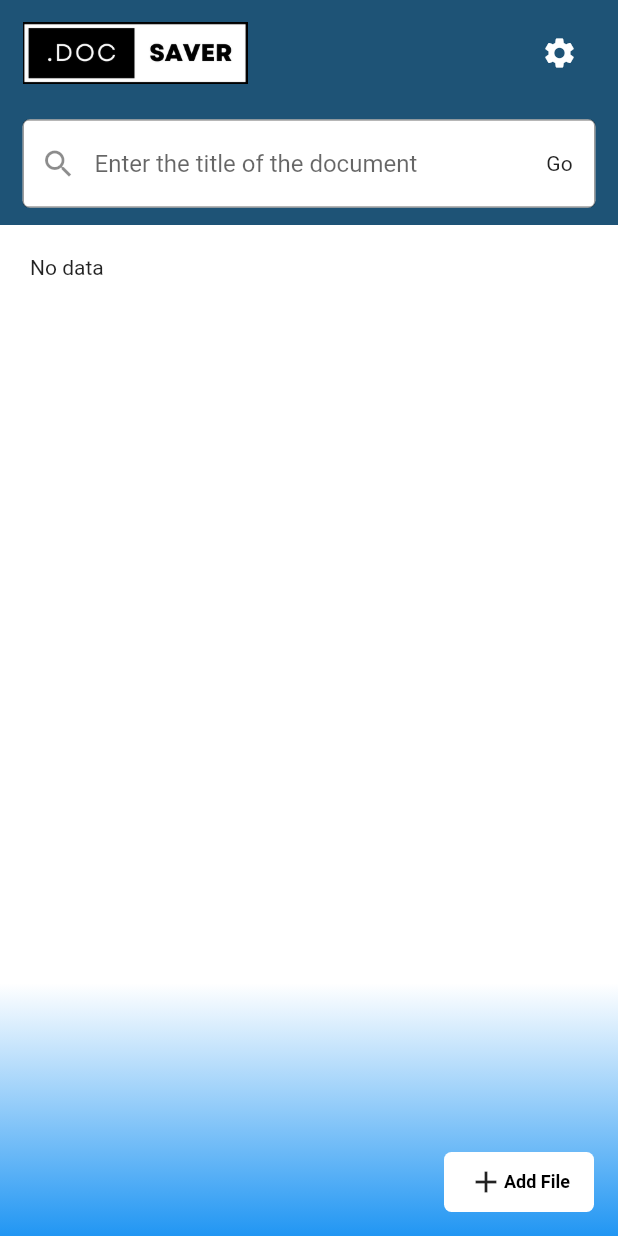
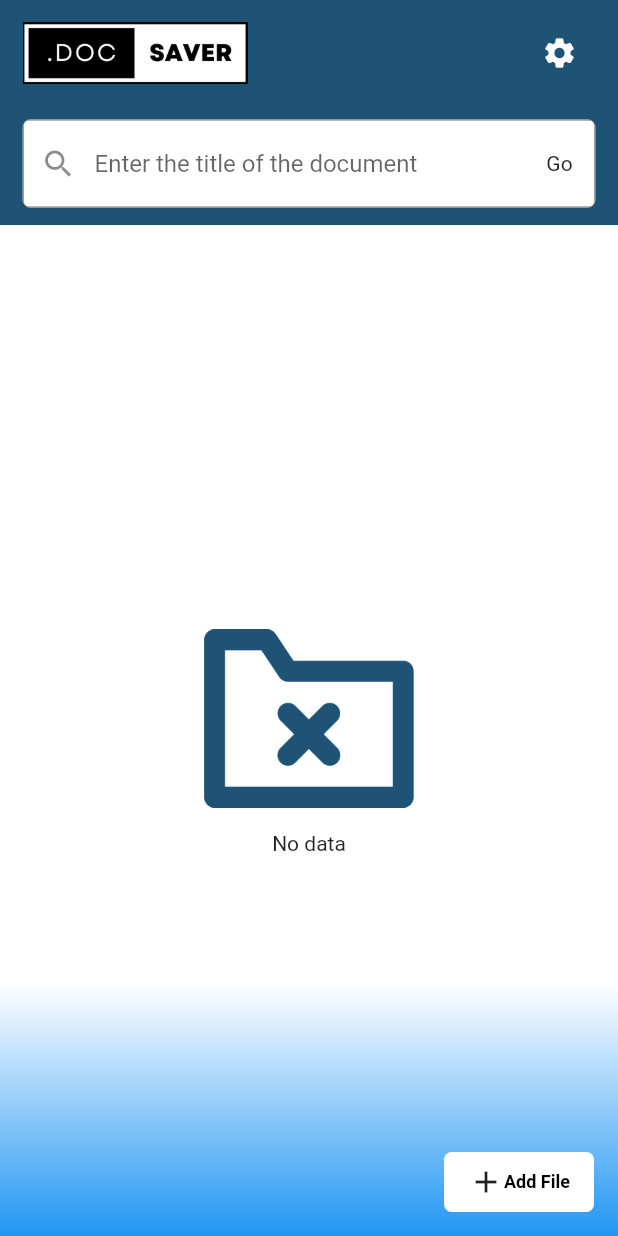
Before and after one commit to Devoro32/doc_saver_app_udemy, a Flutter app: the HomePage screen opened by its route, on a phone screen of 412 x 824 dp. Run offline on Flutter 3.47's test engine with Material 2 defaults, Android fonts, the light colour scheme and no system bars; our stand-ins replace file_picker, firebase_auth, firebase_core, firebase_database, firebase_storage; accounts and stored records are empty.

Commit message:
home screen loader and default image type update

```diff
--- a/lib/screens/home_screen.dart
+++ b/lib/screens/home_screen.dart
@@ -78,8 +78,21 @@ class HomePage extends StatelessWidget {
                           )
                           .toList(),
                     );
+                  } else if (snapshot.connectionState ==
+                      ConnectionState.waiting) {
+                    return const Center(child: CircularProgressIndicator());
                   } else {
-                    return const Text('No data');
+                    return Column(
+                      mainAxisAlignment: MainAxisAlignment.center,
+                      children: [
+                        Image.asset(
+                          'assets/images/icon_no_file.png',
+                          width: 140,
+                          height: 150,
+                        ),
+                        Text('No data'),
+                      ],
+                    );
                   }
                 }),
           )),
--- a/pubspec.yaml
+++ b/pubspec.yaml
@@ -71,6 +71,7 @@ flutter:
     - assets/images/icon_text.png
     - assets/images/icon_pdf_type.png
     - assets/images/icon_image_type.png
+    - assets/images/icon_no_file.png
   #   - images/a_dot_ham.jpeg
 
   # An image asset can refer to one or more resolution-specific "variants", see
```
Also changed, not shown: lib/widgets/file_card.dart (+12 -3 lines), assets/images/icon_no_file.png (added).
